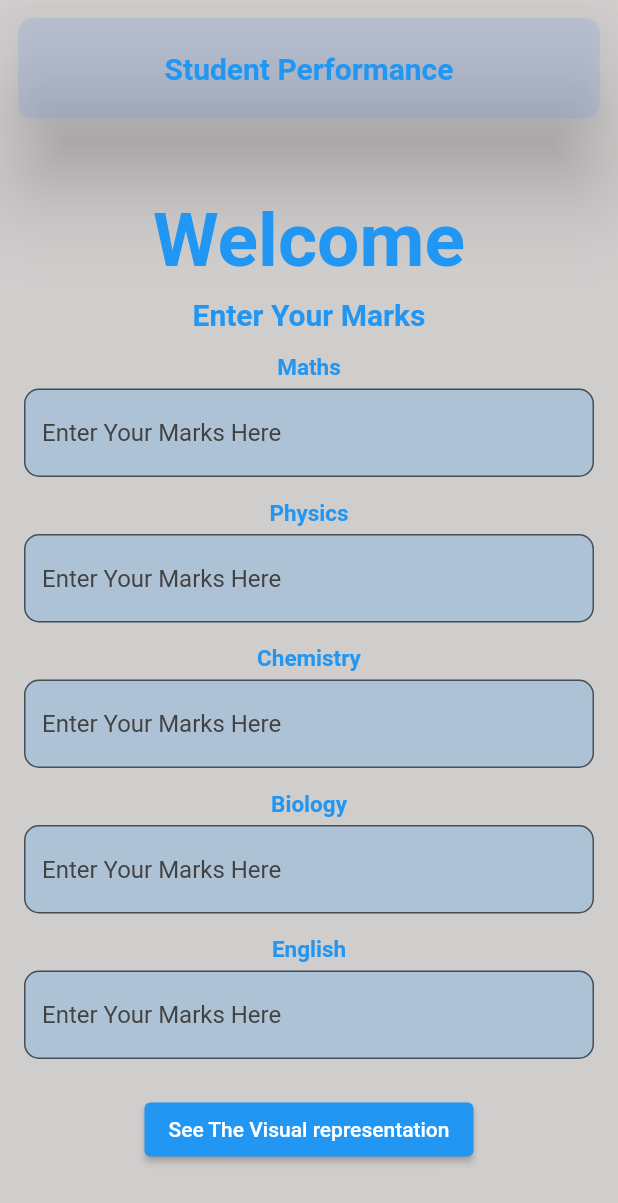
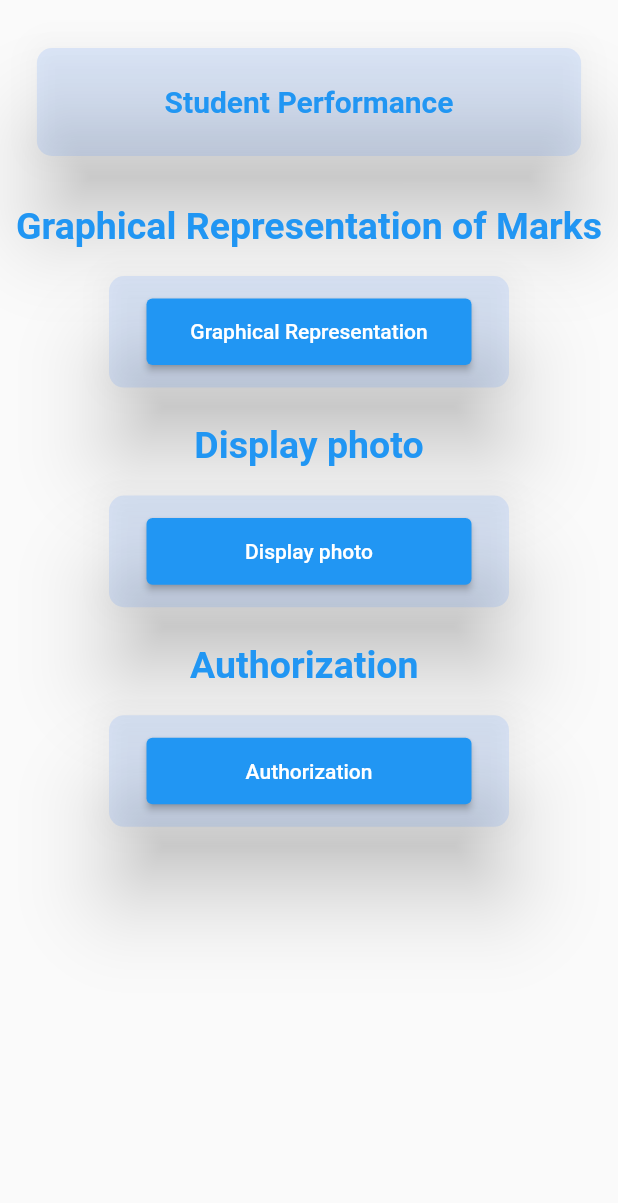
Before and after one commit to SauravSK1011/studen_marksheet, a Flutter app: the screen it shows after launch, on a phone screen of 412 x 824 dp. Shown: the top 1203 px of the screen. Run offline on Flutter 3.47's test engine with Material 2 defaults, Android fonts, the phone set to English and light mode, and no system bars; our stand-ins replace flutter_speed_dial, google_sign_in, image_picker, syncfusion_flutter_charts.

Commit message:
assignment 2

```diff
--- a/lib/analysis.dart
+++ b/lib/analysis.dart
@@ -125,17 +125,17 @@ class _AnalysisPageState extends State<AnalysisPage> {
               child: SingleChildScrollView(
             child: Column(
               children: [
-                SizedBox(
+                const SizedBox(
                   height: 20,
                 ),
-                Text(
+                const Text(
                   "Graphical Representation of Marks",
                   style: TextStyle(
                       fontSize: 25,
                       fontWeight: FontWeight.bold,
                       color: Colors.blue),
                 ),
-                SizedBox(
+                const SizedBox(
                   height: 15,
                 ),
                 SizedBox(
--- /dev/null
+++ b/lib/home_page.dart
@@ -0,0 +1,165 @@
+import 'package:flutter/material.dart';
+import 'package:flutter/src/widgets/container.dart';
+import 'package:flutter/src/widgets/framework.dart';
+import 'package:studen_marksheet/authpage.dart';
+import 'package:studen_marksheet/home.dart';
+import 'package:studen_marksheet/imgpick.dart';
+
+class Home extends StatelessWidget {
+  const Home({super.key});
+
+  @override
+  Widget build(BuildContext context) {
+    return Scaffold(
+      body: Column(children: [
+        SizedBox(
+          height: 20,
+        ),
+        Padding(
+          padding: const EdgeInsets.all(8.0),
+          child: Center(
+            child: Container(
+              height: 80,
+              width: MediaQuery.of(context).size.width * 0.9,
+              child: Expanded(
+                child: Card(
+                  elevation: 25,
+                  shape: RoundedRectangleBorder(
+                      borderRadius: BorderRadius.circular(10)),
+                  color: Colors.blueAccent.withOpacity(0.15),
+                  child: const Center(
+                    child: Padding(
+                      padding: EdgeInsets.only(
+                          left: 8, right: 8, top: 16, bottom: 16),
+                      child: Text(
+                        "Student Performance",
+                        style: TextStyle(
+                            fontSize: 20,
+                            fontWeight: FontWeight.bold,
+                            color: Colors.blue),
+                      ),
+                    ),
+                  ),
+                ),
+              ),
+            ),
+          ),
+        ),
+        Expanded(
+          child: SingleChildScrollView(
+            child: Column(
+              children: [
+                const SizedBox(
+                  height: 20,
+                ),
+                const Text(
+                  "Graphical Representation of Marks",
+                  style: TextStyle(
+                      fontSize: 25,
+                      fontWeight: FontWeight.bold,
+                      color: Colors.blue),
+                ),
+                const SizedBox(
+                  height: 15,
+                ),
+                SizedBox(
+                  height: MediaQuery.of(context).size.width / 5,
+                  width: MediaQuery.of(context).size.width / 1.5,
+                  child: Card(
+                      elevation: 25,
+                      shape: RoundedRectangleBorder(
+                          borderRadius: BorderRadius.circular(10)),
+                      color: Colors.blueAccent.withOpacity(0.15),
+                      child: Padding(
+                        padding: const EdgeInsets.only(
+                            bottom: 15, top: 15, right: 25, left: 25),
+                        child: ElevatedButton(
+                          child: Center(child: Text("Graphical Representation")),
+                          onPressed: () => {
+                            Navigator.push(
+                              context,
+                              MaterialPageRoute(
+                                  builder: (context) => HomePage()),
+                            )
+                          },
+                        ),
+                      )),
+                ),
+                const SizedBox(
+                  height: 20,
+                ),
+                const Text(
+                  "Display photo",
+                  style: TextStyle(
+                      fontSize: 25,
+                      fontWeight: FontWeight.bold,
+                      color: Colors.blue),
+                ),
+                const SizedBox(
+                  height: 15,
+                ),
+                SizedBox(
+                  height: MediaQuery.of(context).size.width / 5,
+                  width: MediaQuery.of(context).size.width / 1.5,
+                  child: Card(
+                      elevation: 25,
+                      shape: RoundedRectangleBorder(
+                          borderRadius: BorderRadius.circular(10)),
+                      color: Colors.blueAccent.withOpacity(0.15),
+                      child: Padding(
+                        padding: const EdgeInsets.only(
+                            bottom: 15, top: 15, right: 25, left: 25),
+                        child: ElevatedButton(
+                          child: Text("Display photo"),
+                          onPressed: () => {
+                            Navigator.push(
+                              context,
+                              MaterialPageRoute(
+                                  builder: (context) => Imgpick()),
+                            )
+                          },
+                        ),
+                      )),
+                ),
+                const SizedBox(
+                  height: 20,
+                ),
+                const Text(
+                  "Authorization ",
+                  style: TextStyle(
+                      fontSize: 25,
+                      fontWeight: FontWeight.bold,
+                      color: Colors.blue),
+                ),
+                const SizedBox(
+                  height: 15,
+                ),
+                SizedBox(
+                  height: MediaQuery.of(context).size.width / 5,
+                  width: MediaQuery.of(context).size.width / 1.5,
+                  child: Card(
+                      elevation: 25,
+                      shape: RoundedRectangleBorder(
+                          borderRadius: BorderRadius.circular(10)),
+                      color: Colors.blueAccent.withOpacity(0.15),
+                      child: Padding(
+                        padding: const EdgeInsets.only(
+                            bottom: 15, top: 15, right: 25, left: 25),
+                        child: ElevatedButton(
+                          child: Text("Authorization"),
+                          onPressed: () => {Navigator.push(
+                              context,
+                              MaterialPageRoute(
+                                  builder: (context) => Auth_page()),
+                            )},
+                        ),
+                      )),
+                ),
+              ],
+            ),
+          ),
+        )
+      ]),
+    );
+  }
+}
--- a/lib/main.dart
+++ b/lib/main.dart
@@ -1,6 +1,8 @@
 import 'package:flutter/material.dart';
 import 'package:studen_marksheet/analysis.dart';
 import 'package:studen_marksheet/home.dart';
+import 'package:studen_marksheet/home_page.dart';
+import 'package:studen_marksheet/imgpick.dart';
 
 void main() {
   runApp(const MyApp());
@@ -18,7 +20,7 @@ class MyApp extends StatelessWidget {
         primarySwatch: Colors.blue,
       ),
 
-      home: HomePage(),
+      home: Home(),
     );
   }
 }
--- a/pubspec.yaml
+++ b/pubspec.yaml
@@ -40,6 +40,9 @@ dependencies:
   fl_chart: ^0.55.2
   charts_flutter: ^0.11.0
   syncfusion_flutter_charts: ^20.3.57
+  image_picker: ^0.8.6
+  flutter_speed_dial: ^6.2.0
+  google_sign_in: ^5.4.2
 
 dev_dependencies:
   flutter_test:
```
Also changed, not shown: lib/authpage.dart (added, +148 -0 lines), lib/imgpick.dart (added, +139 -0 lines), pubspec.lock, 5 other files.
